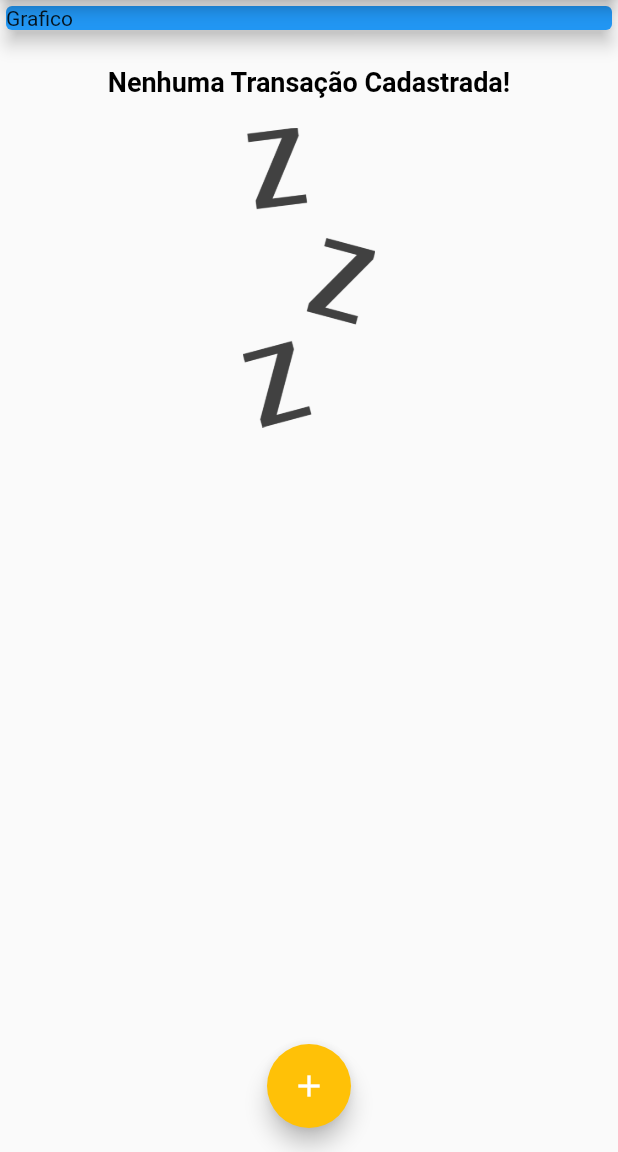
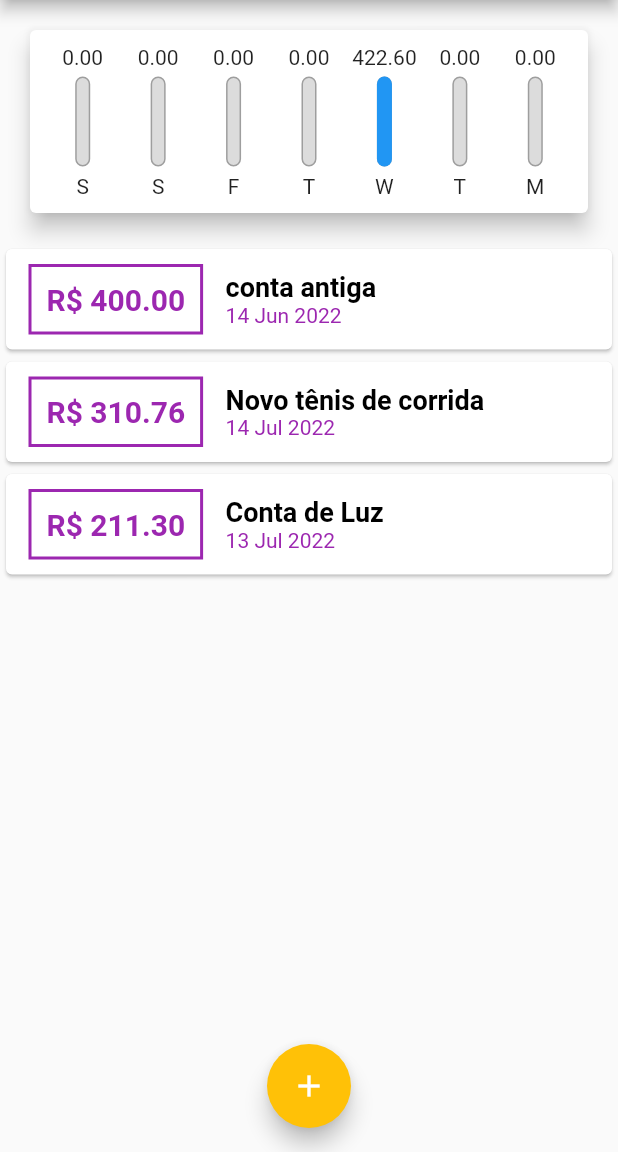
Before and after one commit to LuizRoberto18/ExpensesApp, a Flutter app: the screen it shows after launch, on a phone screen of 412 x 824 dp, the part 84-1236 px from its top. Run offline on Flutter 3.47's test engine with Material 2 defaults, Android fonts, the phone set to English and light mode, and no system bars; Roboto replaces fonts that are missing (EduQLDBeginner).

Commit message:
criando chart widget para mostrar o grafico das despesas semanais com a soma diaria e a porcentagem dos valores adicionados durante a semana com base no dia atual

```diff
--- /dev/null
+++ b/lib/components/chart.dart
@@ -0,0 +1,69 @@
+import 'package:expenses/components/chart_bar.dart';
+import 'package:expenses/models/transaction.dart';
+import 'package:flutter/material.dart';
+import 'package:intl/intl.dart';
+
+class Chart extends StatelessWidget {
+  final List<Transaction> recentTransaction;
+
+  Chart(this.recentTransaction, {Key? key}) : super(key: key);
+
+  List<Map<String, Object>> get groupedTransactions {
+    return List.generate(7, (index) {
+      //variavel para inplementar os dias da semana tendo como referencia o dia atual menos o index
+      final weekDay = DateTime.now().subtract(
+        Duration(days: index),
+      );
+      //variavel para guardar o valor total do dia
+      double totalSum = 0.0;
+
+      for (var i = 0; i < recentTransaction.length; i++) {
+        //verificando se a transação foi feita no mesmo dia, mês e ano
+        bool sameDay = recentTransaction[1].date.day == weekDay.day;
+        bool sameMonth = recentTransaction[1].date.month == weekDay.month;
+        bool sameYear = recentTransaction[1].date.year == weekDay.year;
+
+        if (sameDay && sameMonth && sameYear) {
+          totalSum = totalSum + recentTransaction[1].value;
+        }
+      }
+
+      return {
+        //o construtuar E() representa a sigla do dia da semana, formatando a primeira letra do dia atual
+        'day': DateFormat.E().format(weekDay)[0],
+        'value': totalSum,
+      };
+    });
+  }
+
+//pegar os valores gastos durante a semana
+  double get _weekTotalValue {
+    return groupedTransactions.fold(0.0, (sum, tr) {
+      return sum + (tr['value'] as double);
+    });
+  }
+
+  @override
+  Widget build(BuildContext context) {
+    return Card(
+      elevation: 6,
+      margin: EdgeInsets.all(20),
+      child: Padding(
+        padding: const EdgeInsets.all(10),
+        child: Row(
+          mainAxisAlignment: MainAxisAlignment.spaceAround,
+          children: groupedTransactions.map((tr) {
+            return Flexible(
+              fit: FlexFit.tight,
+              child: ChartBar(
+                label: tr['day'].toString(),
+                value: (tr['value'] as double),
+                percentage: (tr['value'] as double) / _weekTotalValue,
+              ),
+            );
+          }).toList(),
+        ),
+      ),
+    );
+  }
+}
--- /dev/null
+++ b/lib/components/chart_bar.dart
@@ -0,0 +1,55 @@
+import 'package:flutter/material.dart';
+
+class ChartBar extends StatelessWidget {
+  final String label;
+  final double value;
+  final double percentage;
+  ChartBar({
+    Key? key,
+    required this.label,
+    required this.value,
+    required this.percentage,
+  }) : super(key: key);
+
+  @override
+  Widget build(BuildContext context) {
+    return Column(
+      children: [
+        FittedBox(
+          child: Text("${value.toStringAsFixed(2)}"),
+        ),
+        SizedBox(height: 5),
+        Container(
+          height: 60,
+          width: 10,
+          child: Stack(
+            alignment: Alignment.bottomCenter,
+            children: [
+              Container(
+                decoration: BoxDecoration(
+                  border: Border.all(
+                    color: Colors.grey,
+                    width: 1.0,
+                  ),
+                  color: Color.fromRGBO(220, 220, 220, 1),
+                  borderRadius: BorderRadius.circular(5),
+                ),
+              ),
+              FractionallySizedBox(
+                heightFactor: percentage,
+                child: Container(
+                  decoration: BoxDecoration(
+                    color: Theme.of(context).copyWith().primaryColor,
+                    borderRadius: BorderRadius.circular(5),
+                  ),
+                ),
+              ),
+            ],
+          ),
+        ),
+        SizedBox(height: 5),
+        Text(label),
+      ],
+    );
+  }
+}
--- a/lib/main.dart
+++ b/lib/main.dart
@@ -2,6 +2,7 @@ import 'package:flutter/material.dart';
 import 'dart:math';
 import './components/transaction_form.dart';
 import './components/transaction_list.dart';
+import 'package:expenses/components/chart.dart';
 import 'models/transaction.dart';
 
 main() => runApp(ExpensesApp());
@@ -49,19 +50,34 @@ class MyHomePage extends StatefulWidget {
 
 class _MyHomePageState extends State<MyHomePage> {
   final List<Transaction> _transactions = [
-    /*Transaction(
+    Transaction(
+      id: 't12',
+      title: 'conta antiga',
+      value: 400.00,
+      date: DateTime.now().subtract(Duration(days: 33)),
+    ),
+    Transaction(
       id: 't1',
       title: 'Novo tênis de corrida',
       value: 310.76,
-      date: DateTime.now(),
+      date: DateTime.now().subtract(Duration(days: 3)),
     ),
     Transaction(
       id: 't2',
       title: 'Conta de Luz',
       value: 211.30,
-      date: DateTime.now(),
-    ),*/
+      date: DateTime.now().subtract(Duration(days: 4)),
+    ),
   ];
+
+  List<Transaction> get _recentTransactions {
+    return _transactions.where((tr) {
+      return tr.date.isAfter(DateTime.now().subtract(
+        Duration(days: 7),
+      ));
+    }).toList();
+  }
+
   _openTransactionFormModal(BuildContext context) {
     showModalBottomSheet(
         context: context,
@@ -101,14 +117,7 @@ class _MyHomePageState extends State<MyHomePage> {
         child: Column(
           crossAxisAlignment: CrossAxisAlignment.stretch,
           children: [
-            Container(
-              width: double.infinity,
-              child: Card(
-                color: Colors.blue,
-                child: const Text("Grafico"),
-                elevation: 5,
-              ),
-            ),
+            Chart(_recentTransactions),
             TransactionList(_transactions),
           ],
         ),
```
